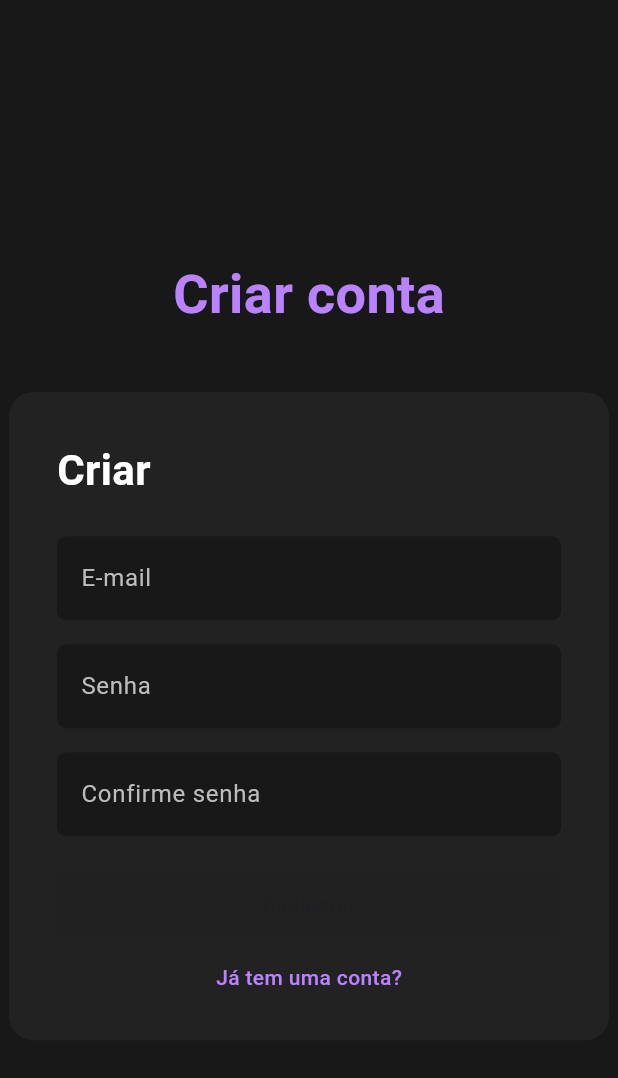
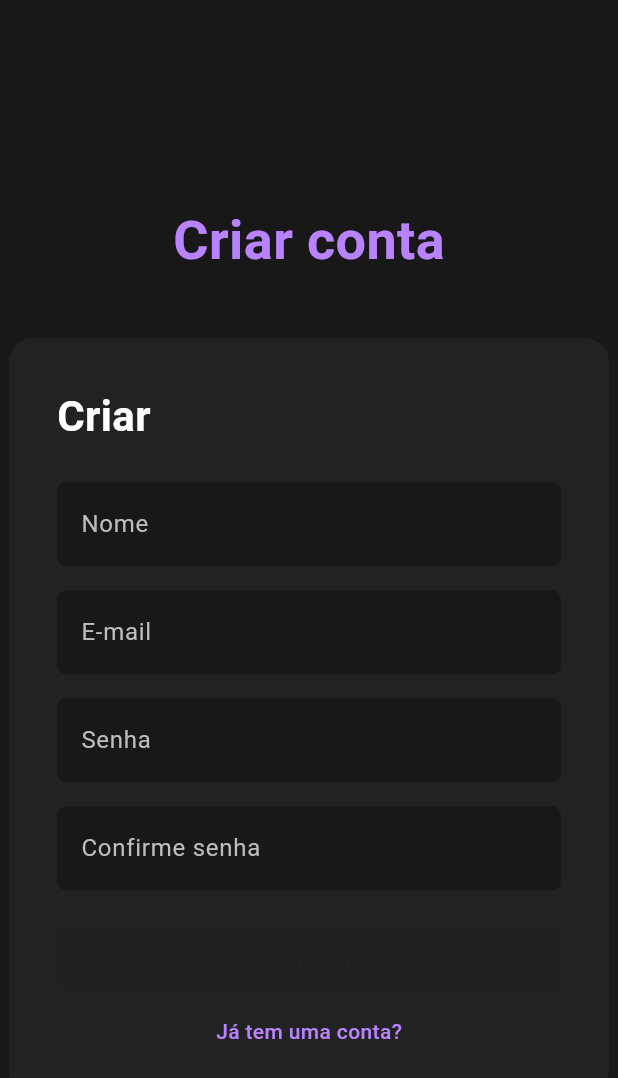
Before and after one commit to Relfiii/Finan-as-Pessoais, a Flutter app: the CadastroContaScreen screen opened directly, on a phone screen of 412 x 824 dp. Shown: the top 1078 px of the screen. Run offline on Flutter 3.47's test engine with Material 3 defaults, Android fonts, the phone set to English and light mode, and no system bars; our stand-ins replace decimal, sqflite, supabase_flutter; accounts and stored records are empty.

```diff
--- a/lib/cadastroConta.dart
+++ b/lib/cadastroConta.dart
@@ -12,11 +12,13 @@ class _CadastroContaScreenState extends State<CadastroContaScreen> {
    final TextEditingController _senhaController = TextEditingController();
    final TextEditingController _confirmeController = TextEditingController();
    final TextEditingController _emailController = TextEditingController();
+   final TextEditingController _nomeController = TextEditingController(); // Novo controlador para nome
    String? _senhaStatus;
    Color _senhaBorderColor = Colors.transparent;
    Color _confirmeBorderColor = Colors.transparent;
    String? _erroCamposVazios; // Adicionado para mensagem de erro
    Color _emailBorderColor = Colors.transparent; // Adicionado para borda do e-mail
+   Color _nomeBorderColor = Colors.transparent; // Adicionado para borda do nome
    bool _mostrarErroSenhaVazia = false; // Flag para mostrar erro de senha vazia
 
     @override
@@ -45,11 +47,13 @@ class _CadastroContaScreenState extends State<CadastroContaScreen> {
     _senhaController.dispose();
     _confirmeController.dispose();
     _emailController.dispose();
+    _nomeController.dispose();
     super.dispose();
   }
 
   bool _isCadastroAtivo() {
-    return _emailController.text.isNotEmpty &&
+    return _nomeController.text.isNotEmpty && // Adicionado nome
+        _emailController.text.isNotEmpty &&
         _senhaController.text.isNotEmpty &&
         _confirmeController.text.isNotEmpty &&
         _senhaController.text == _confirmeController.text;
@@ -92,6 +96,30 @@ class _CadastroContaScreenState extends State<CadastroContaScreen> {
                       ),
                     ),
                     SizedBox(height: 24),
+                    TextField(
+                      controller: _nomeController,
+                      obscureText: false,
+                      decoration: InputDecoration(
+                        filled: true,
+                        fillColor: Color(0xFF181818),
+                        hintText: 'Nome',
+                        hintStyle: TextStyle(color: Colors.grey[400]),
+                        border: OutlineInputBorder(
+                          borderRadius: BorderRadius.circular(6),
+                          borderSide: BorderSide(color: _nomeBorderColor, width: 2),
+                        ),
+                        enabledBorder: OutlineInputBorder(
+                          borderRadius: BorderRadius.circular(6),
+                          borderSide: BorderSide(color: _nomeBorderColor, width: 2),
+                        ),
+                        focusedBorder: OutlineInputBorder(
+                          borderRadius: BorderRadius.circular(6),
+                          borderSide: BorderSide(color: _nomeBorderColor, width: 2),
+                        ),
+                      ),
+                      style: TextStyle(color: Colors.white),
+                    ),
+                    SizedBox(height: 16),
                     TextField(
                       controller: _emailController,
                       obscureText: false,
@@ -236,10 +264,12 @@ class _CadastroContaScreenState extends State<CadastroContaScreen> {
                         onPressed: _isCadastroAtivo()
                             ? () {
                                 // Verifica se todos os campos estão vazios
-                                if (_emailController.text.isEmpty &&
+                                if (_nomeController.text.isEmpty &&
+                                    _emailController.text.isEmpty &&
                                     _senhaController.text.isEmpty &&
                                     _confirmeController.text.isEmpty) {
                                   setState(() {
+                                    _nomeBorderColor = Colors.red;
                                     _emailBorderColor = Colors.red;
                                     _senhaBorderColor = Colors.red;
                                     _confirmeBorderColor = Colors.red;
@@ -254,6 +284,7 @@ class _CadastroContaScreenState extends State<CadastroContaScreen> {
                                 }
 
                                 setState(() {
+                                  _nomeBorderColor = _nomeController.text.isEmpty ? Colors.red : Colors.transparent;
                                   _emailBorderColor = _emailController.text.isEmpty ? Colors.red : Colors.transparent;
                                   _senhaBorderColor = _senhaController.text.isEmpty ? Colors.red : Colors.transparent;
                                   _confirmeBorderColor = _confirmeController.text.isEmpty ? Colors.red : Colors.transparent;
```
Also changed, not shown: lib/main.dart (+6 -3 lines), lib/telaLogin.dart (+52 -8 lines), pubspec.yaml (+5 -81 lines), pubspec.lock, 6 other files.
